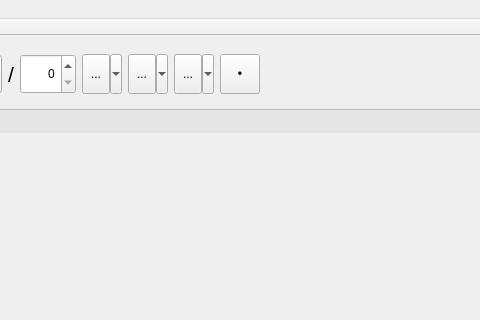
Before: the Qt Designer form toplevel/composerwidget/composerwidget.ui in nirjacobson/Chromasound-Studio, drawn with Qt 5; both pictures show x 176 to 656 and y 0 to 320 of the 800 by 600 pixel window.
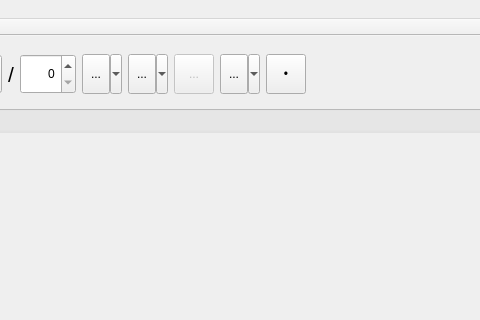
After: the same form once the commit is applied. Icons and pictures are not drawn. Custom widgets are drawn as their Qt base class.

Diff of the .ui file:
```diff
--- a/toplevel/composerwidget/composerwidget.ui
+++ b/toplevel/composerwidget/composerwidget.ui
@@ -201,6 +201,47 @@
          </property>
         </widget>
        </item>
+       <item>
+        <widget class="QToolButton" name="beamToolButton">
+         <property name="enabled">
+          <bool>false</bool>
+         </property>
+         <property name="minimumSize">
+          <size>
+           <width>40</width>
+           <height>40</height>
+          </size>
+         </property>
+         <property name="maximumSize">
+          <size>
+           <width>40</width>
+           <height>40</height>
+          </size>
+         </property>
+         <property name="text">
+          <string>...</string>
+         </property>
+         <property name="icon">
+          <iconset resource="../../resources.qrc">
+           <normaloff>:/icons/notation/notes/eighths_beamed.svg</normaloff>:/icons/notation/notes/eighths_beamed.svg</iconset>
+         </property>
+         <property name="iconSize">
+          <size>
+           <width>32</width>
+           <height>32</height>
+          </size>
+         </property>
+         <property name="checkable">
+          <bool>true</bool>
+         </property>
+         <property name="popupMode">
+          <enum>QToolButton::ToolButtonPopupMode::DelayedPopup</enum>
+         </property>
+         <property name="arrowType">
+          <enum>Qt::ArrowType::NoArrow</enum>
+         </property>
+        </widget>
+       </item>
        <item>
         <widget class="QToolButton" name="restToolButton">
          <property name="minimumSize">
```
